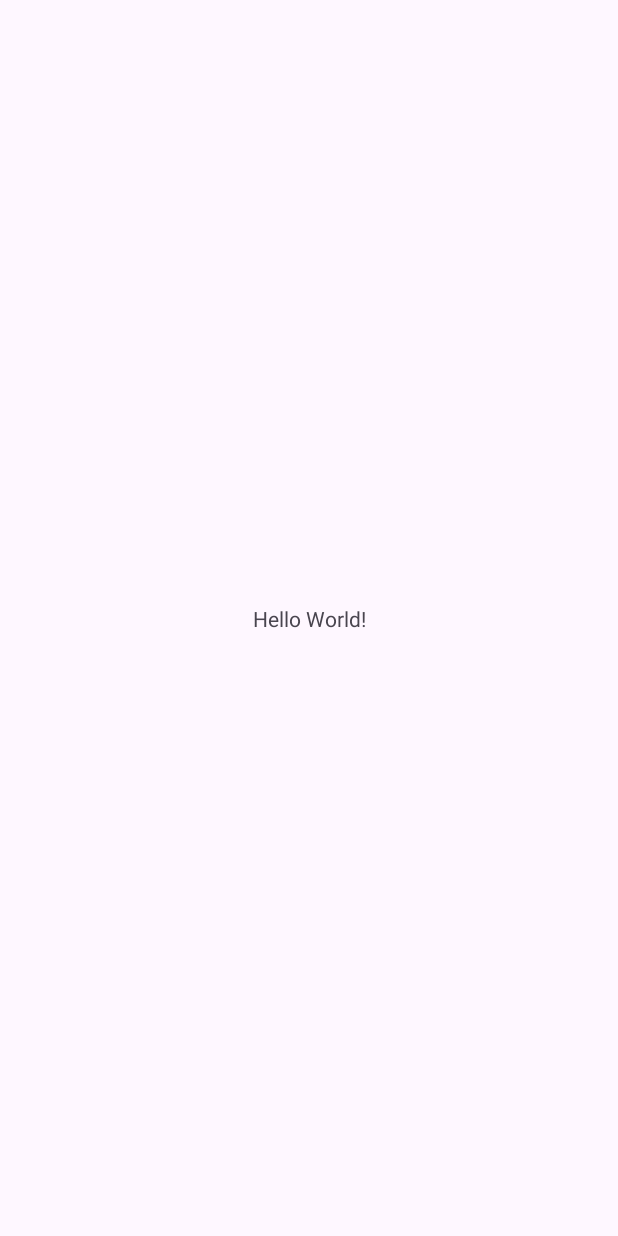
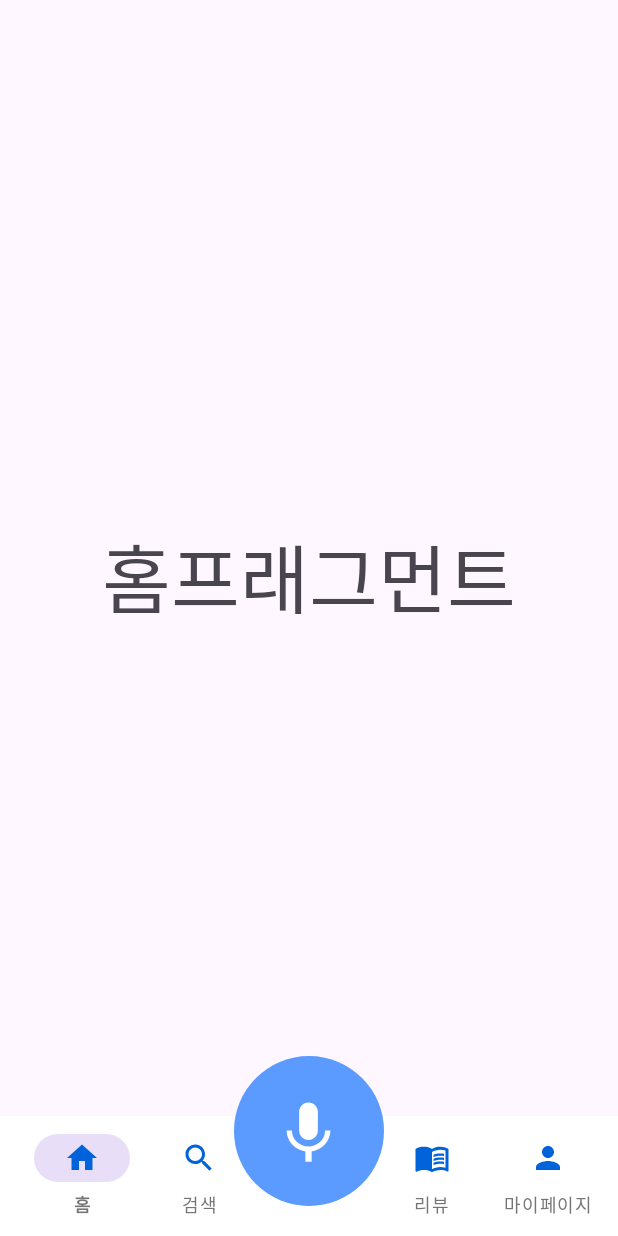
Before and after one commit to O-GAMJA/Tokkit_Frontend, an Android app: the screen it shows after launch (MainActivity), on a phone screen of 412 x 824 dp. Before the commit the screen is almost empty. Run offline under Robolectric (Android 15) with nearby library versions, the phone set to English and light mode, and no system bars.

Commit message:
:sparkles: : 네비게이션 추가

```diff
--- a/app/build.gradle.kts
+++ b/app/build.gradle.kts
@@ -5,12 +5,12 @@ plugins {
 
 android {
     namespace = "com.example.tokkit"
-    compileSdk = 34
+    compileSdk = 35
 
     defaultConfig {
         applicationId = "com.example.tokkit"
         minSdk = 26
-        targetSdk = 34
+        targetSdk = 35
         versionCode = 1
         versionName = "1.0"
 
@@ -36,7 +36,6 @@ android {
 }
 
 dependencies {
-
     implementation(libs.androidx.core.ktx)
     implementation(libs.androidx.appcompat)
     implementation(libs.material)
--- /dev/null
+++ b/app/src/main/java/com/example/tokkit/HomeFragment.kt
@@ -0,0 +1,17 @@
+package com.example.tokkit
+
+import android.os.Bundle
+import android.view.LayoutInflater
+import android.view.View
+import android.view.ViewGroup
+import androidx.fragment.app.Fragment
+
+class HomeFragment : Fragment() {
+    override fun onCreateView(
+        inflater: LayoutInflater,
+        container: ViewGroup?,
+        savedInstanceState: Bundle?
+    ): View? {
+        return inflater.inflate(R.layout.fragment_home, container, false)
+    }
+}
--- a/app/src/main/java/com/example/tokkit/MainActivity.kt
+++ b/app/src/main/java/com/example/tokkit/MainActivity.kt
@@ -1,20 +1,58 @@
 package com.example.tokkit
 
 import android.os.Bundle
-import androidx.activity.enableEdgeToEdge
 import androidx.appcompat.app.AppCompatActivity
-import androidx.core.view.ViewCompat
-import androidx.core.view.WindowInsetsCompat
+import androidx.fragment.app.Fragment
+import com.google.android.material.bottomnavigation.BottomNavigationView
+import com.google.android.material.floatingactionbutton.FloatingActionButton
 
 class MainActivity : AppCompatActivity() {
+
     override fun onCreate(savedInstanceState: Bundle?) {
         super.onCreate(savedInstanceState)
-        enableEdgeToEdge()
         setContentView(R.layout.activity_main)
-        ViewCompat.setOnApplyWindowInsetsListener(findViewById(R.id.main)) { v, insets ->
-            val systemBars = insets.getInsets(WindowInsetsCompat.Type.systemBars())
-            v.setPadding(systemBars.left, systemBars.top, systemBars.right, systemBars.bottom)
-            insets
+
+        // 초기 프래그먼트 설정
+        replaceFragment(HomeFragment())
+
+        // 바텀 네비게이션 설정
+        setupBottomNavigation()
+
+        // FAB 이벤트 설정
+        setupSearchFab()
+    }
+
+    private fun setupBottomNavigation() {
+        val bottomNavigationView = findViewById<BottomNavigationView>(R.id.bottomNavigationView)
+
+        // 바텀 네비게이션 배경 제거
+        bottomNavigationView.background = null
+
+        // 가운데 아이템 비활성화
+        bottomNavigationView.menu.getItem(2).isEnabled = false
+
+        bottomNavigationView.setOnItemSelectedListener { item ->
+            when (item.itemId) {
+                R.id.fragment_home -> replaceFragment(HomeFragment())
+                R.id.fragment_search -> replaceFragment(SearchFragment())
+                R.id.fragment_review-> replaceFragment(ReviewFragment())
+                R.id.fragment_settings -> replaceFragment(MypageFragment())
+            }
+            true
         }
     }
+
+    private fun setupSearchFab() {
+        val searchFab = findViewById<FloatingActionButton>(R.id.searchFab)
+        searchFab.setOnClickListener {
+            // FAB 클릭 시 동작 구현
+        }
+    }
+
+    // 프래그먼트 교체 함수
+    private fun replaceFragment(fragment: Fragment) {
+        supportFragmentManager.beginTransaction()
+            .replace(R.id.fragment_container, fragment)
+            .commit()
+    }
 }
--- /dev/null
+++ b/app/src/main/res/drawable/ic_home.xml
@@ -0,0 +1,9 @@
+
+
+
+
+<vector xmlns:android="http://schemas.android.com/apk/res/android" android:height="24dp" android:tint="#757575" android:viewportHeight="24" android:viewportWidth="24" android:width="24dp">
+
+    <path android:fillColor="@android:color/white" android:pathData="M10,20v-6h4v6h5v-8h3L12,3 2,12h3v8z"/>
+
+</vector>
--- /dev/null
+++ b/app/src/main/res/drawable/ic_review.xml
@@ -0,0 +1,11 @@
+<vector xmlns:android="http://schemas.android.com/apk/res/android" android:autoMirrored="true" android:height="24dp" android:tint="#757575" android:viewportHeight="24" android:viewportWidth="24" android:width="24dp">
+
+    <path android:fillColor="@android:color/white" android:pathData="M21,5c-1.11,-0.35 -2.33,-0.5 -3.5,-0.5c-1.95,0 -4.05,0.4 -5.5,1.5c-1.45,-1.1 -3.55,-1.5 -5.5,-1.5S2.45,4.9 1,6v14.65c0,0.25 0.25,0.5 0.5,0.5c0.1,0 0.15,-0.05 0.25,-0.05C3.1,20.45 5.05,20 6.5,20c1.95,0 4.05,0.4 5.5,1.5c1.35,-0.85 3.8,-1.5 5.5,-1.5c1.65,0 3.35,0.3 4.75,1.05c0.1,0.05 0.15,0.05 0.25,0.05c0.25,0 0.5,-0.25 0.5,-0.5V6C22.4,5.55 21.75,5.25 21,5zM21,18.5c-1.1,-0.35 -2.3,-0.5 -3.5,-0.5c-1.7,0 -4.15,0.65 -5.5,1.5V8c1.35,-0.85 3.8,-1.5 5.5,-1.5c1.2,0 2.4,0.15 3.5,0.5V18.5z"/>
+
+    <path android:fillColor="@android:color/white" android:pathData="M17.5,10.5c0.88,0 1.73,0.09 2.5,0.26V9.24C19.21,9.09 18.36,9 17.5,9c-1.7,0 -3.24,0.29 -4.5,0.83v1.66C14.13,10.85 15.7,10.5 17.5,10.5z"/>
+
+    <path android:fillColor="@android:color/white" android:pathData="M13,12.49v1.66c1.13,-0.64 2.7,-0.99 4.5,-0.99c0.88,0 1.73,0.09 2.5,0.26V11.9c-0.79,-0.15 -1.64,-0.24 -2.5,-0.24C15.8,11.66 14.26,11.96 13,12.49z"/>
+
+    <path android:fillColor="@android:color/white" android:pathData="M17.5,14.33c-1.7,0 -3.24,0.29 -4.5,0.83v1.66c1.13,-0.64 2.7,-0.99 4.5,-0.99c0.88,0 1.73,0.09 2.5,0.26v-1.52C19.21,14.41 18.36,14.33 17.5,14.33z"/>
+
+</vector>
--- /dev/null
+++ b/app/src/main/res/drawable/ic_search.xml
@@ -0,0 +1,5 @@
+<vector xmlns:android="http://schemas.android.com/apk/res/android" android:height="24dp" android:tint="#757575" android:viewportHeight="24" android:viewportWidth="24" android:width="24dp">
+
+    <path android:fillColor="@android:color/white" android:pathData="M15.5,14h-0.79l-0.28,-0.27C15.41,12.59 16,11.11 16,9.5 16,5.91 13.09,3 9.5,3S3,5.91 3,9.5 5.91,16 9.5,16c1.61,0 3.09,-0.59 4.23,-1.57l0.27,0.28v0.79l5,4.99L20.49,19l-4.99,-5zM9.5,14C7.01,14 5,11.99 5,9.5S7.01,5 9.5,5 14,7.01 14,9.5 11.99,14 9.5,14z"/>
+
+</vector>
--- /dev/null
+++ b/app/src/main/res/drawable/ic_setting.xml
@@ -0,0 +1,5 @@
+<vector xmlns:android="http://schemas.android.com/apk/res/android" android:height="24dp" android:tint="#757575" android:viewportHeight="24" android:viewportWidth="24" android:width="24dp">
+
+    <path android:fillColor="@android:color/white" android:pathData="M12,12c2.21,0 4,-1.79 4,-4s-1.79,-4 -4,-4 -4,1.79 -4,4 1.79,4 4,4zM12,14c-2.67,0 -8,1.34 -8,4v2h16v-2c0,-2.66 -5.33,-4 -8,-4z"/>
+
+</vector>
--- /dev/null
+++ b/app/src/main/res/drawable/ic_voice.xml
@@ -0,0 +1,5 @@
+<vector xmlns:android="http://schemas.android.com/apk/res/android" android:height="24dp" android:tint="#757575" android:viewportHeight="24" android:viewportWidth="24" android:width="24dp">
+
+    <path android:fillColor="@android:color/white" android:pathData="M12,15c1.66,0 2.99,-1.34 2.99,-3L15,6c0,-1.66 -1.34,-3 -3,-3S9,4.34 9,6v6c0,1.66 1.34,3 3,3zM17.3,12c0,3 -2.54,5.1 -5.3,5.1S6.7,15 6.7,12L5,12c0,3.42 2.72,6.23 6,6.72L11,22h2v-3.28c3.28,-0.48 6,-3.3 6,-6.72h-1.7z"/>
+
+</vector>
--- a/app/src/main/res/layout/activity_main.xml
+++ b/app/src/main/res/layout/activity_main.xml
@@ -1,19 +1,58 @@
 <?xml version="1.0" encoding="utf-8"?>
-<androidx.constraintlayout.widget.ConstraintLayout xmlns:android="http://schemas.android.com/apk/res/android"
+<androidx.coordinatorlayout.widget.CoordinatorLayout
+    xmlns:android="http://schemas.android.com/apk/res/android"
     xmlns:app="http://schemas.android.com/apk/res-auto"
     xmlns:tools="http://schemas.android.com/tools"
-    android:id="@+id/main"
     android:layout_width="match_parent"
-    android:layout_height="match_parent"
-    tools:context=".MainActivity">
+    android:layout_height="match_parent">
 
-    <TextView
-        android:layout_width="wrap_content"
+    <!-- 프래그먼트가 변경될 영역 -->
+    <FrameLayout
+        android:id="@+id/fragment_container"
+        android:layout_width="match_parent"
+        android:layout_height="match_parent"
+        android:layout_marginBottom="56dp" />
+
+    <!-- 바텀 앱바 -->
+    <com.google.android.material.bottomappbar.BottomAppBar
+        android:id="@+id/bottomAppBar"
+        android:layout_width="match_parent"
         android:layout_height="wrap_content"
-        android:text="Hello World!"
-        app:layout_constraintBottom_toBottomOf="parent"
-        app:layout_constraintEnd_toEndOf="parent"
-        app:layout_constraintStart_toStartOf="parent"
-        app:layout_constraintTop_toTopOf="parent" />
+        android:layout_gravity="bottom"
+        app:fabCradleMargin="15dp"
+        app:fabCradleRoundedCornerRadius="10dp"
+        app:fabCradleVerticalOffset="0dp"
+        app:fabAlignmentMode="center"
+        android:backgroundTint="@android:color/white">
 
-</androidx.constraintlayout.widget.ConstraintLayout>
+        <!-- 바텀 네비게이션 바 -->
+        <com.google.android.material.bottomnavigation.BottomNavigationView
+            android:id="@+id/bottomNavigationView"
+            android:layout_width="match_parent"
+            android:layout_height="match_parent"
+            android:background="@android:color/transparent"
+            app:labelVisibilityMode="labeled"
+            app:itemIconTint="@color/nav_item_color"
+            app:itemTextColor="@color/nav_text_color"
+            app:menu="@menu/menu_bottom_nav" />
+
+    </com.google.android.material.bottomappbar.BottomAppBar>
+
+    <!-- 플로팅 액션 버튼 -->
+    <com.google.android.material.floatingactionbutton.FloatingActionButton
+        android:id="@+id/searchFab"
+        android:layout_width="100dp"
+        android:layout_height="100dp"
+        android:contentDescription="노트생성"
+        android:src="@drawable/ic_voice"
+        android:scaleType="center"
+        app:backgroundTint="#5B9BFF"
+        app:tint="@android:color/white"
+        app:maxImageSize="50dp"
+        app:fabCustomSize="100dp"
+        app:useCompatPadding="false"
+        app:shapeAppearanceOverlay="@style/ShapeAppearance.Material3.Corner.Full"
+        app:layout_anchor="@id/bottomAppBar"
+        android:layout_marginBottom="30dp"/>
+
+</androidx.coordinatorlayout.widget.CoordinatorLayout>
--- /dev/null
+++ b/app/src/main/res/layout/fragment_home.xml
@@ -0,0 +1,17 @@
+<?xml version="1.0" encoding="utf-8"?>
+<androidx.constraintlayout.widget.ConstraintLayout xmlns:android="http://schemas.android.com/apk/res/android"
+    android:layout_width="match_parent"
+    android:layout_height="match_parent"
+    xmlns:app="http://schemas.android.com/apk/res-auto">
+
+    <TextView
+        android:layout_width="wrap_content"
+        android:layout_height="wrap_content"
+        android:text="홈프래그먼트"
+        android:textSize="50dp"
+        app:layout_constraintBottom_toBottomOf="parent"
+        app:layout_constraintEnd_toEndOf="parent"
+        app:layout_constraintStart_toStartOf="parent"
+        app:layout_constraintTop_toTopOf="parent" />
+
+</androidx.constraintlayout.widget.ConstraintLayout>
--- /dev/null
+++ b/app/src/main/res/menu/menu_bottom_nav.xml
@@ -0,0 +1,29 @@
+<?xml version="1.0" encoding="utf-8"?>
+<menu xmlns:android="http://schemas.android.com/apk/res/android"
+    xmlns:app="http://schemas.android.com/apk/res-auto">
+    <item
+        android:id="@+id/fragment_home"
+        android:title="홈"
+        android:icon="@drawable/ic_home"/>
+
+    <item
+        android:id="@+id/fragment_search"
+        android:title="검색"
+        android:icon="@drawable/ic_search"/>
+
+    <!-- 빈공간 -> FAB -->
+    <item
+        android:id="@+id/placeholder"
+        android:title=""
+        android:enabled="false"/>
+
+    <item
+        android:id="@+id/fragment_review"
+        android:title="리뷰"
+        android:icon="@drawable/ic_review"/>
+
+    <item
+        android:id="@+id/fragment_settings"
+        android:title="마이페이지"
+        android:icon="@drawable/ic_setting"/>
+</menu>
--- a/app/src/main/res/values/colors.xml
+++ b/app/src/main/res/values/colors.xml
@@ -2,4 +2,7 @@
 <resources>
     <color name="black">#FF000000</color>
     <color name="white">#FFFFFFFF</color>
+    <color name="nav_item_color">#0163DA</color>
+    <color name="nav_text_color">#757575</color>
+    <color name="boxColor">#DEF3FD</color>
 </resources>
--- /dev/null
+++ b/app/src/main/res/values/styles.xml
@@ -0,0 +1,8 @@
+<?xml version="1.0" encoding="utf-8"?>
+<resources>
+    <!-- 완전히 동그란 FAB 스타일 -->
+    <style name="ShapeAppearance.Material3.Corner.Full" parent="">
+        <item name="cornerFamily">rounded</item>
+        <item name="cornerSize">50%</item>
+    </style>
+</resources>
```
Also changed, not shown: app/src/main/java/com/example/tokkit/MypageFragment.kt (added, +17 -0 lines), app/src/main/java/com/example/tokkit/ReviewFragment.kt (added, +17 -0 lines), app/src/main/java/com/example/tokkit/SearchFragment.kt (added, +17 -0 lines), app/src/main/res/drawable/ic_camera.xml (added, +7 -0 lines), app/src/main/res/layout/fragment_mypage.xml (added, +18 -0 lines), app/src/main/res/layout/fragment_review.xml (added, +17 -0 lines), app/src/main/res/layout/fragment_search.xml (added, +17 -0 lines).
